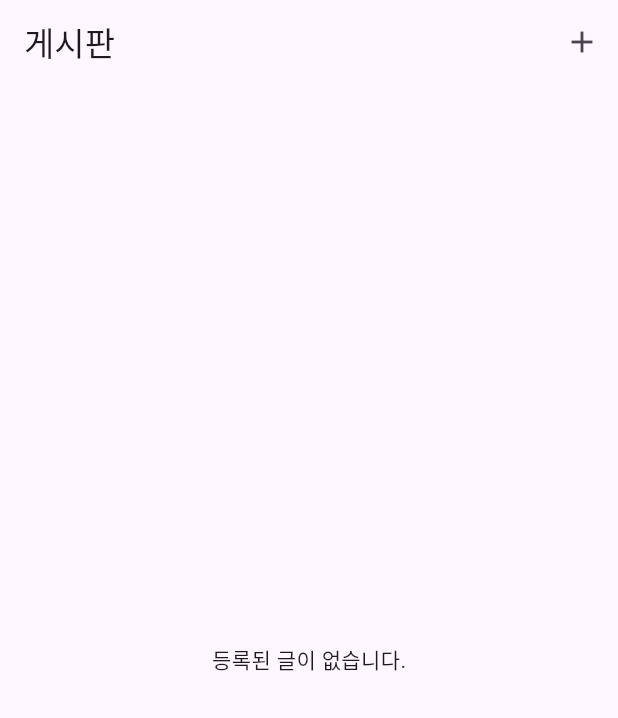
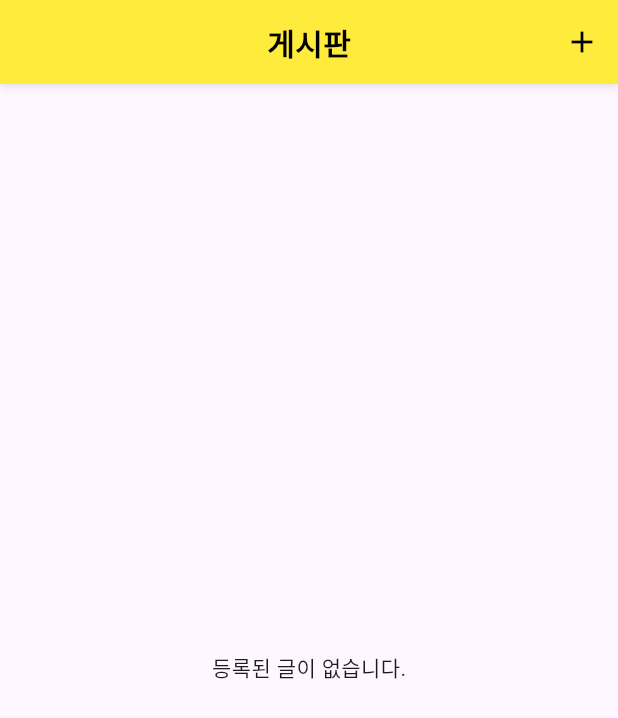
Before and after one commit to elbicuderri/board, a Flutter app: the screen it shows after launch, on a phone screen of 412 x 824 dp. Shown: the top 718 px of the screen. Run offline on Flutter 3.47's test engine with Material 3 defaults, Android fonts, the phone set to English and light mode, and no system bars.

Commit message:
Not using AppBar

```diff
--- a/lib/pages/post_list_page.dart
+++ b/lib/pages/post_list_page.dart
@@ -36,16 +36,15 @@ class _PostListPageState extends State<PostListPage> {
   @override
   Widget build(BuildContext context) {
     return Scaffold(
-      appBar: AppBar(
-        title: Text('게시판'),
-        actions: [
-          IconButton(
-            icon: Icon(Icons.add),
-            onPressed: _navigateToWritePage,
-          ),
-        ],
-      ),
-      body: _posts.isEmpty
+      body: SafeArea(
+        top: true,
+        bottom: false,
+        child: Column(
+          children: [
+            PostListPageBar(onAdd: _navigateToWritePage),
+            SizedBox(height: 10),
+            Expanded(
+              child: _posts.isEmpty
                   ? Center(child: Text('등록된 글이 없습니다.'))
                   : ListView.builder(
                       itemCount: _posts.length,
@@ -53,6 +52,7 @@ class _PostListPageState extends State<PostListPage> {
                         final post = _posts[index];
                         return Card(
                           margin: EdgeInsets.symmetric(horizontal: 12, vertical: 6),
+                          color: Colors.yellow,
                           child: ListTile(
                             title: Row(
                               children: [
@@ -86,6 +86,50 @@ class _PostListPageState extends State<PostListPage> {
                         );
                       },
                     ),
+            ),
+          ],
+        ),
+      ),
     );
   }
 }
+
+class PostListPageBar extends StatelessWidget {
+  final VoidCallback onAdd;
+  const PostListPageBar({super.key, required this.onAdd});
+
+  @override
+  Widget build(BuildContext context) {
+    return Container(
+      height: kToolbarHeight,
+      decoration: BoxDecoration(
+        color: Colors.yellow,
+        boxShadow: [
+          BoxShadow(
+            color: Colors.black.withValues(alpha: 0.1),
+            blurRadius: 4,
+            offset: Offset(0, 2),
+          ),
+        ],
+      ),
+      child: Stack(
+        alignment: Alignment.center,
+        children: [
+          Center(
+            child: Text(
+              '게시판',
+              style: TextStyle(color: Colors.black, fontSize: 20, fontWeight: FontWeight.bold),
+            ),
+          ),
+          Align(
+            alignment: Alignment.centerRight,
+            child: IconButton(
+              icon: Icon(Icons.add, color: Colors.black),
+              onPressed: onAdd,
+            ),
+          ),
+        ],
+      ),
+    );
+  }
+}
--- a/lib/pages/write_page.dart
+++ b/lib/pages/write_page.dart
@@ -114,7 +114,7 @@ class _WritePageState extends State<WritePage> {
                 child: Container(
                   height: 60,
                   decoration: BoxDecoration(
-                    color: Color(0xFFF5F5F5),
+                    color: Colors.yellow,
                     borderRadius: BorderRadius.circular(16),
                   ),
                   padding: EdgeInsets.symmetric(horizontal: 16),
@@ -156,7 +156,7 @@ class _WritePageState extends State<WritePage> {
                   hintText: '제목',
                   hintStyle: TextStyle(color: Color(0xFF747779), fontSize: 16),
                   filled: true,
-                  fillColor: Color(0xFFF5F5F5),
+                  fillColor: Colors.yellow,
                   border: OutlineInputBorder(
                     borderRadius: BorderRadius.circular(8),
                     borderSide: BorderSide.none,
@@ -191,7 +191,7 @@ class _WritePageState extends State<WritePage> {
                     hintText: '내용을 입력하세요',
                     hintStyle: TextStyle(color: Color(0xFF747779), fontSize: 16),
                     filled: true,
-                    fillColor: Color(0xFFF5F5F5),
+                    fillColor: Colors.yellow,
                     border: OutlineInputBorder(
                       borderRadius: BorderRadius.circular(8),
                       borderSide: BorderSide.none,
```
Also changed, not shown: lib/pages/post_page.dart (+64 -10 lines). Lines whose indentation alone changed are shown as unchanged.
